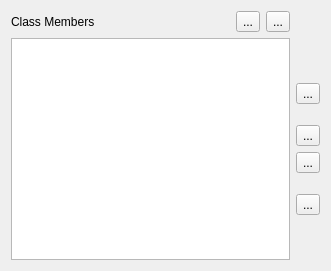
KDE/kdevelop, file language/codegen/ui/classmembers.ui: the form before one commit.
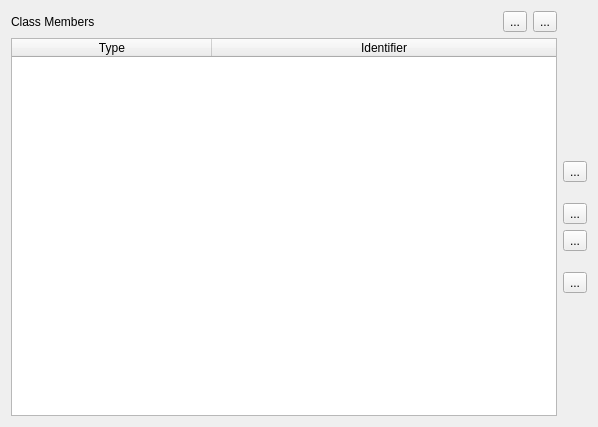
The form after the commit. Icons and pictures are not drawn.

Commit message:
Replace the use of CodeDescriptionModel with a table widget.
This allows custom and better looking headers.
A single CodeDescriptionModel is awkward because it would need
different headers for each section, which is not possible with Qt.

```diff
--- a/language/codegen/ui/classmembers.ui
+++ b/language/codegen/ui/classmembers.ui
@@ -6,8 +6,8 @@
    <rect>
     <x>0</x>
     <y>0</y>
-    <width>331</width>
-    <height>271</height>
+    <width>598</width>
+    <height>427</height>
    </rect>
   </property>
   <layout class="QGridLayout" name="gridLayout">
@@ -61,25 +61,6 @@
      </item>
     </layout>
    </item>
-   <item row="1" column="0">
-    <widget class="QTableView" name="itemView">
-     <property name="alternatingRowColors">
-      <bool>true</bool>
-     </property>
-     <property name="selectionMode">
-      <enum>QAbstractItemView::SingleSelection</enum>
-     </property>
-     <property name="selectionBehavior">
-      <enum>QAbstractItemView::SelectRows</enum>
-     </property>
-     <attribute name="horizontalHeaderStretchLastSection">
-      <bool>true</bool>
-     </attribute>
-     <attribute name="verticalHeaderVisible">
-      <bool>false</bool>
-     </attribute>
-    </widget>
-   </item>
    <item row="1" column="1">
     <layout class="QVBoxLayout" name="verticalLayout">
      <item>
@@ -194,6 +175,47 @@
      </item>
     </layout>
    </item>
+   <item row="1" column="0">
+    <widget class="QTableWidget" name="itemView">
+     <property name="alternatingRowColors">
+      <bool>true</bool>
+     </property>
+     <property name="selectionMode">
+      <enum>QAbstractItemView::SingleSelection</enum>
+     </property>
+     <property name="selectionBehavior">
+      <enum>QAbstractItemView::SelectRows</enum>
+     </property>
+     <attribute name="horizontalHeaderDefaultSectionSize">
+      <number>200</number>
+     </attribute>
+     <attribute name="horizontalHeaderHighlightSections">
+      <bool>true</bool>
+     </attribute>
+     <attribute name="horizontalHeaderMinimumSectionSize">
+      <number>100</number>
+     </attribute>
+     <attribute name="horizontalHeaderShowSortIndicator" stdset="0">
+      <bool>false</bool>
+     </attribute>
+     <attribute name="horizontalHeaderStretchLastSection">
+      <bool>true</bool>
+     </attribute>
+     <attribute name="verticalHeaderVisible">
+      <bool>false</bool>
+     </attribute>
+     <column>
+      <property name="text">
+       <string>Type</string>
+      </property>
+     </column>
+     <column>
+      <property name="text">
+       <string>Identifier</string>
+      </property>
+     </column>
+    </widget>
+   </item>
   </layout>
  </widget>
  <resources/>
```
Left out of the diff: 24 changed lines with no effect on the pictures. The commit also changes 1 other file.
